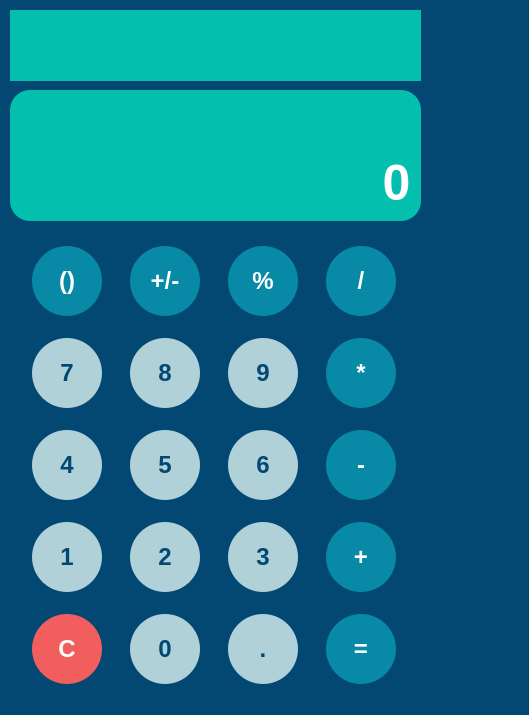
Old version of the form mainwindow.ui in the repository L0nelySakura/SecretCalculator.
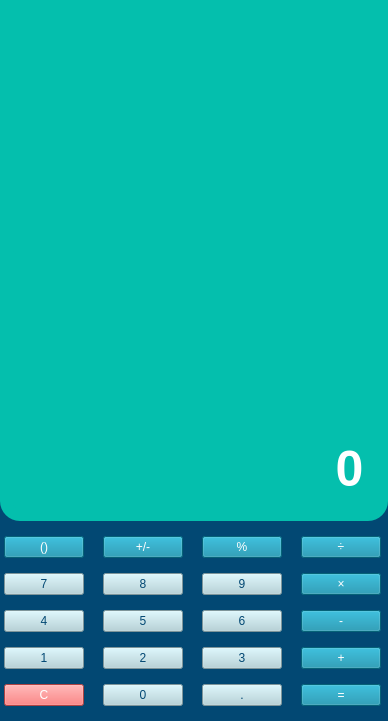
New version of the form.

Commit message: Fix 25 digits limit, add resizability

```diff
--- a/mainwindow.ui
+++ b/mainwindow.ui
@@ -9,8 +9,8 @@
    <rect>
     <x>0</x>
     <y>0</y>
-    <width>529</width>
-    <height>715</height>
+    <width>388</width>
+    <height>721</height>
    </rect>
   </property>
   <property name="focusPolicy">
@@ -25,41 +25,64 @@
   <property name="windowTitle">
    <string>Calculator</string>
   </property>
+  <property name="windowOpacity">
+   <double>1.000000000000000</double>
+  </property>
   <property name="styleSheet">
    <string notr="true">QMainWindow {
 	background-color: #024873;
 }
 
-QLabel {
-	font-family: &quot;Open Sans&quot;;
+QLabel#lbl_display,
+QLabel#lbl_expression {
+	font: &quot;Open Sans&quot;;
     font-weight: 600;
+	min-height: 80px;
     color: #FFFFFF;
-    background-color: #04BFAD;
     letter-spacing: 0.5px;
-
 	qproperty-alignment: 'AlignRight | AlignBottom';
     qproperty-wordWrap: true;
 }
 QLabel#lbl_display {
 	font-size: 50px;
-    padding: 10px;
-    border-radius: 20px;
-	min-height: 80px;
+    padding: 15px;
 }
 QLabel#lbl_expression {
 	font-size: 20px;
     padding: 10px;
 }
 
-QPushButton {
-	font-family: &quot;Open Sans&quot;;
+QPushButton#btn_digit_0,
+QPushButton#btn_digit_1,
+QPushButton#btn_digit_2,
+QPushButton#btn_digit_3,
+QPushButton#btn_digit_4,
+QPushButton#btn_digit_5,
+QPushButton#btn_digit_6,
+QPushButton#btn_digit_7,
+QPushButton#btn_digit_8,
+QPushButton#btn_digit_9,
+QPushButton#btn_decimal,
+QPushButton#btn_op_plus,
+QPushButton#btn_op_minus,
+QPushButton#btn_op_mult,
+QPushButton#btn_op_division,
+QPushButton#btn_equals,
+QPushButton#btn_clear,
+QPushButton#btn_percent,
+QPushButton#btn_sign,
+QPushButton#btn_paren {
+	font: &quot;Open Sans&quot;;
 	font-size: 24px;
 	font-weight: 600;
 
+	max-height: 70px;
+	min-height: 70px;
+	max-width: 70px;
+	min-width: 70px;
+
 	border-radius: 35px;
 	border: none;
-	max-width: 70px;
-	max-height: 70px;
 }
 
 QPushButton#btn_digit_0,
@@ -136,15 +159,41 @@
    <property name="styleSheet">
     <string notr="true"/>
    </property>
+   <layout class="QVBoxLayout" name="verticalLayout_2">
+    <property name="spacing">
+     <number>15</number>
+    </property>
+    <property name="leftMargin">
+     <number>0</number>
+    </property>
+    <property name="topMargin">
+     <number>0</number>
+    </property>
+    <property name="rightMargin">
+     <number>0</number>
+    </property>
+    <property name="bottomMargin">
+     <number>15</number>
+    </property>
+    <item>
+     <widget class="QWidget" name="widget" native="true">
+      <property name="styleSheet">
+       <string notr="true">QWidget {
+	background-color: #04BFAD;
+	border-bottom-left-radius: 20px;
+	border-bottom-right-radius: 20px;
+}</string>
+      </property>
+      <layout class="QVBoxLayout" name="verticalLayout">
+       <item>
+        <widget class="QLabel" name="lbl_expression">
+         <property name="text">
+          <string/>
+         </property>
+        </widget>
+       </item>
+       <item>
    <widget class="QLabel" name="lbl_display">
-    <property name="geometry">
-     <rect>
-      <x>10</x>
-      <y>90</y>
-      <width>411</width>
-      <height>131</height>
-     </rect>
-    </property>
     <property name="layoutDirection">
      <enum>Qt::LayoutDirection::LeftToRight</enum>
     </property>
@@ -170,38 +219,55 @@
      <number>0</number>
     </property>
    </widget>
-   <widget class="QLabel" name="lbl_expression">
-    <property name="geometry">
-     <rect>
-      <x>10</x>
-      <y>10</y>
-      <width>411</width>
-      <height>71</height>
-     </rect>
-    </property>
-    <property name="text">
-     <string/>
-    </property>
-   </widget>
-   <widget class="QWidget" name="gridLayoutWidget">
-    <property name="geometry">
-     <rect>
-      <x>10</x>
-      <y>230</y>
-      <width>411</width>
-      <height>471</height>
-     </rect>
-    </property>
+       </item>
+      </layout>
+     </widget>
+    </item>
+    <item>
     <layout class="QGridLayout" name="gridLayout">
-     <item row="0" column="1">
-      <widget class="QPushButton" name="btn_sign">
+      <property name="leftMargin">
+       <number>0</number>
+      </property>
+      <property name="topMargin">
+       <number>0</number>
+      </property>
+      <property name="spacing">
+       <number>15</number>
+      </property>
+      <item row="1" column="2">
+       <widget class="QPushButton" name="btn_digit_9">
+        <property name="sizePolicy">
+         <sizepolicy hsizetype="Fixed" vsizetype="Fixed">
+          <horstretch>0</horstretch>
+          <verstretch>0</verstretch>
+         </sizepolicy>
+        </property>
        <property name="text">
-        <string>+/-</string>
+         <string>9</string>
+        </property>
+       </widget>
+      </item>
+      <item row="2" column="0">
+       <widget class="QPushButton" name="btn_digit_4">
+        <property name="sizePolicy">
+         <sizepolicy hsizetype="Fixed" vsizetype="Fixed">
+          <horstretch>0</horstretch>
+          <verstretch>0</verstretch>
+         </sizepolicy>
+        </property>
+        <property name="text">
+         <string>4</string>
        </property>
       </widget>
      </item>
      <item row="3" column="2">
       <widget class="QPushButton" name="btn_digit_3">
+        <property name="sizePolicy">
+         <sizepolicy hsizetype="Fixed" vsizetype="Fixed">
+          <horstretch>0</horstretch>
+          <verstretch>0</verstretch>
+         </sizepolicy>
+        </property>
        <property name="styleSheet">
         <string notr="true">QPushButton:pressed {
         background-color: #F7E425;
@@ -213,137 +279,230 @@
        </property>
       </widget>
      </item>
-     <item row="4" column="1">
-      <widget class="QPushButton" name="btn_digit_0">
-       <property name="text">
-        <string>0</string>
-       </property>
-      </widget>
-     </item>
-     <item row="1" column="3">
-      <widget class="QPushButton" name="btn_op_mult">
+      <item row="2" column="1">
+       <widget class="QPushButton" name="btn_digit_5">
+        <property name="sizePolicy">
+         <sizepolicy hsizetype="Fixed" vsizetype="Fixed">
+          <horstretch>0</horstretch>
+          <verstretch>0</verstretch>
+         </sizepolicy>
+        </property>
        <property name="text">
-        <string>*</string>
+         <string>5</string>
        </property>
       </widget>
      </item>
-     <item row="4" column="3">
-      <widget class="QPushButton" name="btn_equals">
+      <item row="3" column="1">
+       <widget class="QPushButton" name="btn_digit_2">
+        <property name="sizePolicy">
+         <sizepolicy hsizetype="Fixed" vsizetype="Fixed">
+          <horstretch>0</horstretch>
+          <verstretch>0</verstretch>
+         </sizepolicy>
+        </property>
        <property name="text">
-        <string>=</string>
+         <string>2</string>
        </property>
       </widget>
      </item>
-     <item row="1" column="1">
-      <widget class="QPushButton" name="btn_digit_8">
+      <item row="1" column="0">
+       <widget class="QPushButton" name="btn_digit_7">
+        <property name="sizePolicy">
+         <sizepolicy hsizetype="Fixed" vsizetype="Fixed">
+          <horstretch>0</horstretch>
+          <verstretch>0</verstretch>
+         </sizepolicy>
+        </property>
        <property name="text">
-        <string>8</string>
+         <string>7</string>
        </property>
       </widget>
      </item>
-     <item row="3" column="0">
-      <widget class="QPushButton" name="btn_digit_1">
+      <item row="0" column="0">
+       <widget class="QPushButton" name="btn_paren">
+        <property name="sizePolicy">
+         <sizepolicy hsizetype="Fixed" vsizetype="Fixed">
+          <horstretch>0</horstretch>
+          <verstretch>0</verstretch>
+         </sizepolicy>
+        </property>
        <property name="text">
-        <string>1</string>
+         <string>()</string>
        </property>
       </widget>
      </item>
      <item row="4" column="2">
       <widget class="QPushButton" name="btn_decimal">
+        <property name="sizePolicy">
+         <sizepolicy hsizetype="Fixed" vsizetype="Fixed">
+          <horstretch>0</horstretch>
+          <verstretch>0</verstretch>
+         </sizepolicy>
+        </property>
        <property name="text">
         <string>.</string>
        </property>
       </widget>
      </item>
-     <item row="1" column="2">
-      <widget class="QPushButton" name="btn_digit_9">
-       <property name="text">
-        <string>9</string>
-       </property>
-      </widget>
-     </item>
      <item row="0" column="3">
       <widget class="QPushButton" name="btn_op_division">
-       <property name="text">
-        <string>/</string>
-       </property>
-      </widget>
-     </item>
-     <item row="0" column="0">
-      <widget class="QPushButton" name="btn_paren">
+        <property name="sizePolicy">
+         <sizepolicy hsizetype="Fixed" vsizetype="Fixed">
+          <horstretch>0</horstretch>
+          <verstretch>0</verstretch>
+         </sizepolicy>
+        </property>
        <property name="text">
-        <string>()</string>
-       </property>
-      </widget>
-     </item>
-     <item row="1" column="0">
-      <widget class="QPushButton" name="btn_digit_7">
-       <property name="text">
-        <string>7</string>
-       </property>
-      </widget>
-     </item>
-     <item row="2" column="2">
-      <widget class="QPushButton" name="btn_digit_6">
-       <property name="text">
-        <string>6</string>
+         <string>÷</string>
        </property>
       </widget>
      </item>
      <item row="2" column="3">
       <widget class="QPushButton" name="btn_op_minus">
+        <property name="sizePolicy">
+         <sizepolicy hsizetype="Fixed" vsizetype="Fixed">
+          <horstretch>0</horstretch>
+          <verstretch>0</verstretch>
+         </sizepolicy>
+        </property>
        <property name="text">
         <string>-</string>
        </property>
       </widget>
      </item>
-     <item row="2" column="0">
-      <widget class="QPushButton" name="btn_digit_4">
-       <property name="text">
-        <string>4</string>
-       </property>
-      </widget>
-     </item>
-     <item row="3" column="1">
-      <widget class="QPushButton" name="btn_digit_2">
+      <item row="1" column="1">
+       <widget class="QPushButton" name="btn_digit_8">
+        <property name="sizePolicy">
+         <sizepolicy hsizetype="Fixed" vsizetype="Fixed">
+          <horstretch>0</horstretch>
+          <verstretch>0</verstretch>
+         </sizepolicy>
+        </property>
        <property name="text">
-        <string>2</string>
+         <string>8</string>
        </property>
       </widget>
      </item>
-     <item row="3" column="3">
-      <widget class="QPushButton" name="btn_op_plus">
-       <property name="text">
-        <string>+</string>
-       </property>
-      </widget>
-     </item>
-     <item row="4" column="0">
-      <widget class="QPushButton" name="btn_clear">
+      <item row="4" column="3">
+       <widget class="QPushButton" name="btn_equals">
+        <property name="sizePolicy">
+         <sizepolicy hsizetype="Fixed" vsizetype="Fixed">
+          <horstretch>0</horstretch>
+          <verstretch>0</verstretch>
+         </sizepolicy>
+        </property>
        <property name="text">
-        <string>C</string>
-       </property>
-      </widget>
-     </item>
-     <item row="2" column="1">
-      <widget class="QPushButton" name="btn_digit_5">
-       <property name="text">
-        <string>5</string>
+         <string>=</string>
        </property>
       </widget>
      </item>
      <item row="0" column="2">
       <widget class="QPushButton" name="btn_percent">
+        <property name="sizePolicy">
+         <sizepolicy hsizetype="Fixed" vsizetype="Fixed">
+          <horstretch>0</horstretch>
+          <verstretch>0</verstretch>
+         </sizepolicy>
+        </property>
        <property name="text">
         <string>%</string>
        </property>
       </widget>
      </item>
-    </layout>
-   </widget>
-   <zorder>lbl_display</zorder>
-   <zorder>gridLayoutWidget</zorder>
-   <zorder>lbl_expression</zorder>
+      <item row="4" column="1">
+       <widget class="QPushButton" name="btn_digit_0">
+        <property name="sizePolicy">
+         <sizepolicy hsizetype="Fixed" vsizetype="Fixed">
+          <horstretch>0</horstretch>
+          <verstretch>0</verstretch>
+         </sizepolicy>
+        </property>
+        <property name="text">
+         <string>0</string>
+        </property>
+       </widget>
+      </item>
+      <item row="3" column="0">
+       <widget class="QPushButton" name="btn_digit_1">
+        <property name="sizePolicy">
+         <sizepolicy hsizetype="Fixed" vsizetype="Fixed">
+          <horstretch>0</horstretch>
+          <verstretch>0</verstretch>
+         </sizepolicy>
+        </property>
+        <property name="text">
+         <string>1</string>
+        </property>
+       </widget>
+      </item>
+      <item row="4" column="0">
+       <widget class="QPushButton" name="btn_clear">
+        <property name="sizePolicy">
+         <sizepolicy hsizetype="Fixed" vsizetype="Fixed">
+          <horstretch>0</horstretch>
+          <verstretch>0</verstretch>
+         </sizepolicy>
+        </property>
+        <property name="text">
+         <string>C</string>
+        </property>
+       </widget>
+      </item>
+      <item row="3" column="3">
+       <widget class="QPushButton" name="btn_op_plus">
+        <property name="sizePolicy">
+         <sizepolicy hsizetype="Fixed" vsizetype="Fixed">
+          <horstretch>0</horstretch>
+          <verstretch>0</verstretch>
+         </sizepolicy>
+        </property>
+        <property name="text">
+         <string>+</string>
+        </property>
+       </widget>
+      </item>
+      <item row="0" column="1">
+       <widget class="QPushButton" name="btn_sign">
+        <property name="sizePolicy">
+         <sizepolicy hsizetype="Fixed" vsizetype="Fixed">
+          <horstretch>0</horstretch>
+          <verstretch>0</verstretch>
+         </sizepolicy>
+        </property>
+        <property name="text">
+         <string>+/-</string>
+        </property>
+       </widget>
+      </item>
+      <item row="2" column="2">
+       <widget class="QPushButton" name="btn_digit_6">
+        <property name="sizePolicy">
+         <sizepolicy hsizetype="Fixed" vsizetype="Fixed">
+          <horstretch>0</horstretch>
+          <verstretch>0</verstretch>
+         </sizepolicy>
+        </property>
+        <property name="text">
+         <string>6</string>
+        </property>
+       </widget>
+      </item>
+      <item row="1" column="3">
+       <widget class="QPushButton" name="btn_op_mult">
+        <property name="sizePolicy">
+         <sizepolicy hsizetype="Fixed" vsizetype="Fixed">
+          <horstretch>0</horstretch>
+          <verstretch>0</verstretch>
+         </sizepolicy>
+        </property>
+        <property name="text">
+         <string>×</string>
+        </property>
+       </widget>
+      </item>
+     </layout>
+    </item>
+   </layout>
   </widget>
  </widget>
  <resources/>
```
Lines whose indentation alone changed are shown as unchanged. The commit also changes 5 other files.
